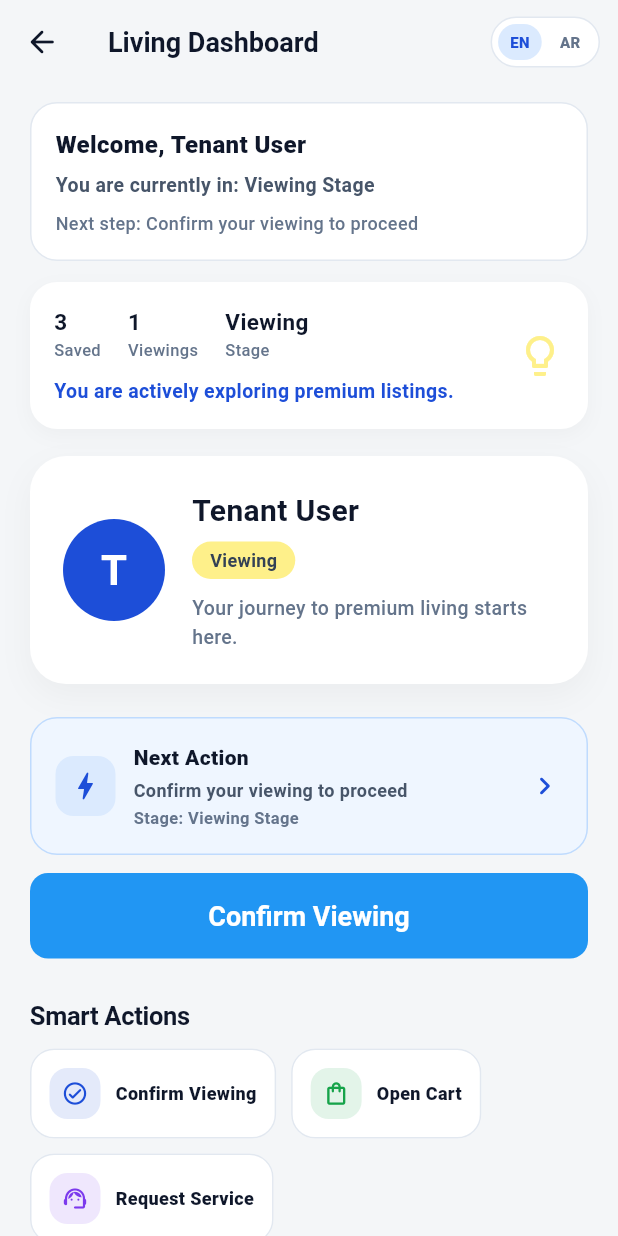
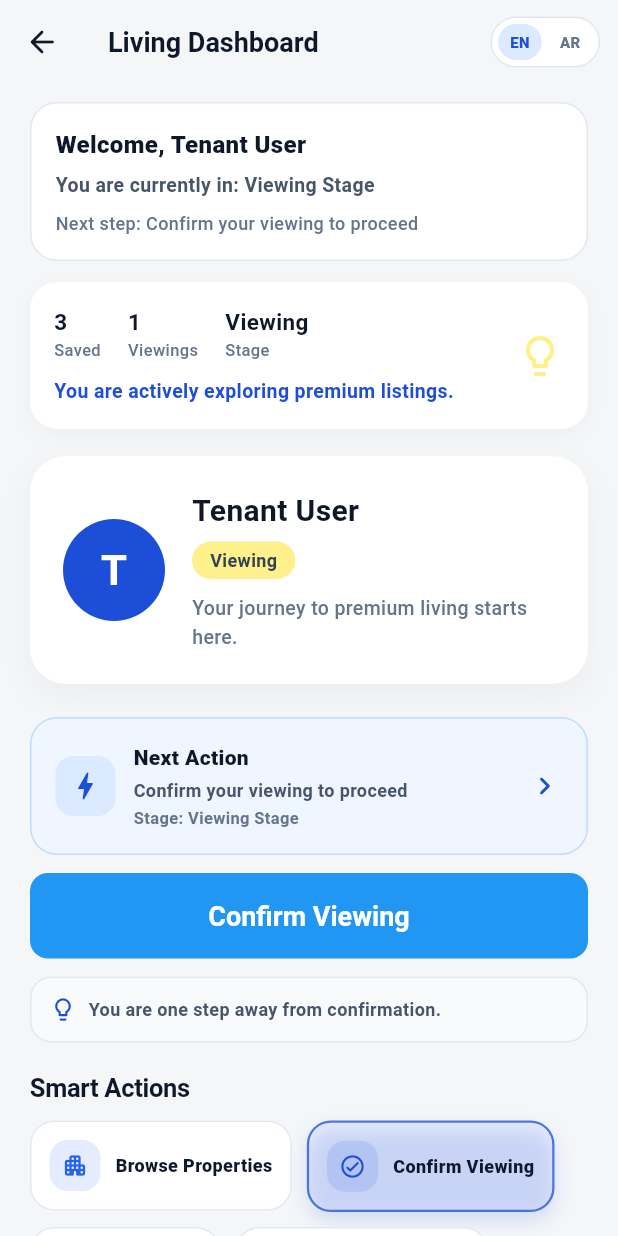
Before and after one commit to mohamedelfart/omni-project-app, a Flutter app: the ProfileScreen screen opened directly, on a phone screen of 412 x 824 dp. Run offline on Flutter 3.47's test engine with Material 3 defaults, Android fonts, the phone set to English and light mode, and no system bars; our stand-ins replace carousel_slider, smooth_page_indicator; network calls fail.

Commit message:
feat: implement dynamic stage-based hints and actions in ProfileScreen to enhance user guidance and interaction

```diff
--- a/lib/features/properties/screens/profile_screen.dart
+++ b/lib/features/properties/screens/profile_screen.dart
@@ -32,6 +32,75 @@ class _ProfileScreenState extends State<ProfileScreen> {
 
   // ── Helpers ───────────────────────────────────────────────────────────────
   String _t(String en, String ar) => OmniRentI18n.t(context, en, ar);
+
+  String _stageCtaLabel(int stage) {
+    switch (stage) {
+      case 0:
+        return _t('Browse Properties', 'تصفح العقارات');
+      case 1:
+        return _t('Request Viewing', 'طلب معاينة');
+      case 2:
+        return _t('Confirm Viewing', 'تأكيد المعاينة');
+      case 3:
+        return _t('View Reservation', 'عرض الحجز');
+      default:
+        return _t('Manage Services', 'إدارة الخدمات');
+    }
+  }
+
+  String _stageNextAction(int stage) {
+    switch (stage) {
+      case 0:
+        return _t('Add a property to your cart', 'أضف عقاراً إلى عربتك');
+      case 1:
+        return _t(
+          'Request a viewing for your selected property',
+          'اطلب معاينة للعقار الذي اخترته',
+        );
+      case 2:
+        return _t('Confirm your viewing to proceed', 'أكد المعاينة للمتابعة');
+      case 3:
+        return _t(
+          'Review your reservation details',
+          'راجع تفاصيل الحجز الخاصة بك',
+        );
+      default:
+        return _t(
+          'Manage your included living services',
+          'أدر خدمات المعيشة المضمنة لديك',
+        );
+    }
+  }
+
+  String _stageSmartHint(int stage) {
+    switch (stage) {
+      case 0:
+        return _t(
+          'Start by exploring properties that match your needs.',
+          'ابدأ باستكشاف العقارات التي تناسب احتياجاتك.',
+        );
+      case 1:
+        return _t(
+          'Your shortlist is ready. Request a viewing to continue.',
+          'قائمتك المختصرة جاهزة. اطلب معاينة للمتابعة.',
+        );
+      case 2:
+        return _t(
+          'You are one step away from confirmation.',
+          'أنت على بُعد خطوة واحدة من التأكيد.',
+        );
+      case 3:
+        return _t(
+          'Your reservation is active. Prepare your documents.',
+          'حجزك نشط حالياً. جهّز مستنداتك.',
+        );
+      default:
+        return _t(
+          'Your living services are now your main workspace.',
+          'خدمات المعيشة أصبحت الآن مساحة العمل الرئيسية لك.',
+        );
+    }
+  }
 
   @override
   Widget build(BuildContext context) {
@@ -84,21 +153,8 @@ class _ProfileScreenState extends State<ProfileScreen> {
       }
     }();
 
-    final String nextStepText = () {
-      if (journeyStep <= 0) {
-        return _t('Continue browsing properties', 'تابع تصفح العقارات');
-      }
-      if (journeyStep == 1) {
-        return _t('Review your cart and book a group tour', 'راجع عربتك واحجز جولة جماعية');
-      }
-      if (journeyStep == 2) {
-        return _t('Confirm your viewing to proceed', 'أكد موعد المعاينة للمتابعة');
-      }
-      if (journeyStep == 3) {
-        return _t('Review reservation details and documents', 'راجع تفاصيل الحجز والمستندات');
-      }
-      return _t('Prepare for move-in and activate services', 'استعد للانتقال وتفعيل الخدمات');
-    }();
+    final String nextStepText = _stageNextAction(journeyStep);
+    final String smartHintText = _stageSmartHint(journeyStep);
 
     return Scaffold(
       backgroundColor: const Color(0xFFF4F6F8),
@@ -168,12 +224,14 @@ class _ProfileScreenState extends State<ProfileScreen> {
               },
             ),
             _PrimaryConfirmViewingButton(stage: journeyStep),
+            _SmartHintCard(hintText: smartHintText),
             const SizedBox(height: 14),
 
             // Smart Actions (UI only)
             _SectionTitle(label: _t('Smart Actions', 'إجراءات سريعة')),
             const SizedBox(height: 10),
             _SmartActions(
+              stage: journeyStep,
               onConfirmViewing: () {
                 ScaffoldMessenger.of(context).showSnackBar(
                   SnackBar(
@@ -186,6 +244,22 @@ class _ProfileScreenState extends State<ProfileScreen> {
                 context,
                 MaterialPageRoute<void>(builder: (_) => const OmniCartScreen()),
               ),
+              onBrowseListings: () {
+                ScaffoldMessenger.of(context).showSnackBar(
+                  SnackBar(
+                    content: Text(_t('Open listings from Home screen.', 'افتح القوائم من الشاشة الرئيسية.')),
+                    behavior: SnackBarBehavior.floating,
+                  ),
+                );
+              },
+              onViewReservation: () {
+                ScaffoldMessenger.of(context).showSnackBar(
+                  SnackBar(
+                    content: Text(_t('Reservation details are coming soon', 'تفاصيل الحجز قريباً')),
+                    behavior: SnackBarBehavior.floating,
+                  ),
+                );
+              },
               onRequestService: () {
                 ScaffoldMessenger.of(context).showSnackBar(
                   SnackBar(
@@ -470,6 +544,46 @@ class _NextActionCard extends StatelessWidget {
   }
 }
 
+class _SmartHintCard extends StatelessWidget {
+  final String hintText;
+
+  const _SmartHintCard({required this.hintText});
+
+  @override
+  Widget build(BuildContext context) {
+    return Container(
+      width: double.infinity,
+      margin: const EdgeInsets.only(bottom: 4),
+      padding: const EdgeInsets.all(12),
+      decoration: BoxDecoration(
+        color: const Color(0xFFF8FAFC),
+        borderRadius: BorderRadius.circular(14),
+        border: Border.all(color: const Color(0xFFE2E8F0)),
+      ),
+      child: Row(
+        children: [
+          const Icon(
+            Icons.lightbulb_outline_rounded,
+            size: 18,
+            color: Color(0xFF1D4ED8),
+          ),
+          const SizedBox(width: 8),
+          Expanded(
+            child: Text(
+              hintText,
+              style: const TextStyle(
+                color: Color(0xFF475569),
+                fontSize: 12,
+                fontWeight: FontWeight.w600,
+              ),
+            ),
+          ),
+        ],
+      ),
+    );
+  }
+}
+
 class _PrimaryConfirmViewingButton extends StatelessWidget {
   final int stage;
 
@@ -516,15 +630,36 @@ class _PrimaryConfirmViewingButton extends StatelessWidget {
 }
 
 class _SmartActions extends StatelessWidget {
+  final int stage;
   final VoidCallback onConfirmViewing;
   final VoidCallback onOpenCart;
+  final VoidCallback onBrowseListings;
+  final VoidCallback onViewReservation;
   final VoidCallback onRequestService;
 
   const _SmartActions({
+    required this.stage,
     required this.onConfirmViewing,
     required this.onOpenCart,
+    required this.onBrowseListings,
+    required this.onViewReservation,
     required this.onRequestService,
   });
+
+  bool _isPrimaryForStage(String actionId) {
+    switch (stage) {
+      case 0:
+        return actionId == 'browse';
+      case 1:
+        return actionId == 'cart';
+      case 2:
+        return actionId == 'confirm';
+      case 3:
+        return actionId == 'reservation';
+      default:
+        return actionId == 'service';
+    }
+  }
 
   @override
   Widget build(BuildContext context) {
@@ -533,21 +668,38 @@ class _SmartActions extends StatelessWidget {
       runSpacing: 10,
       children: [
         _ActionChipCard(
+          icon: Icons.apartment_rounded,
+          label: OmniRentI18n.t(context, 'Browse Properties', 'تصفح العقارات'),
+          color: const Color(0xFF2563EB),
+          isPrimary: _isPrimaryForStage('browse'),
+          onTap: onBrowseListings,
+        ),
+        _ActionChipCard(
           icon: Icons.check_circle_outline_rounded,
           label: OmniRentI18n.t(context, 'Confirm Viewing', 'تأكيد المعاينة'),
           color: const Color(0xFF1D4ED8),
+          isPrimary: _isPrimaryForStage('confirm'),
           onTap: onConfirmViewing,
         ),
         _ActionChipCard(
           icon: Icons.shopping_bag_outlined,
           label: OmniRentI18n.t(context, 'Open Cart', 'فتح العربة'),
           color: const Color(0xFF16A34A),
+          isPrimary: _isPrimaryForStage('cart'),
           onTap: onOpenCart,
+        ),
+        _ActionChipCard(
+          icon: Icons.assignment_turned_in_outlined,
+          label: OmniRentI18n.t(context, 'View Reservation', 'عرض الحجز'),
+          color: const Color(0xFF0EA5E9),
+          isPrimary: _isPrimaryForStage('reservation'),
+          onTap: onViewReservation,
         ),
         _ActionChipCard(
           icon: Icons.support_agent_rounded,
           label: OmniRentI18n.t(context, 'Request Service', 'طلب خدمة'),
           color: const Color(0xFF7C3AED),
+          isPrimary: _isPrimaryForStage('service'),
           onTap: onRequestService,
         ),
       ],
@@ -559,12 +711,14 @@ class _ActionChipCard extends StatelessWidget {
   final IconData icon;
   final String label;
   final Color color;
+  final bool isPrimary;
   final VoidCallback onTap;
 
   const _ActionChipCard({
     required this.icon,
     required this.label,
     required this.color,
+    this.isPrimary = false,
     required this.onTap,
   });
 
@@ -580,7 +734,20 @@ class _ActionChipCard extends StatelessWidget {
           padding: const EdgeInsets.symmetric(horizontal: 12, vertical: 12),
           decoration: BoxDecoration(
             borderRadius: BorderRadius.circular(16),
-            border: Border.all(color: const Color(0xFFE2E8F0)),
+            color: isPrimary ? color.withValues(alpha: 0.10) : Colors.white,
+            border: Border.all(
+              color: isPrimary ? color.withValues(alpha: 0.75) : const Color(0xFFE2E8F0),
+              width: isPrimary ? 1.5 : 1,
+            ),
+            boxShadow: isPrimary
+                ? [
+                    BoxShadow(
+                      color: color.withValues(alpha: 0.16),
+                      blurRadius: 10,
+                      offset: const Offset(0, 6),
+                    ),
+                  ]
+                : null,
           ),
           child: Row(
             mainAxisSize: MainAxisSize.min,
```
